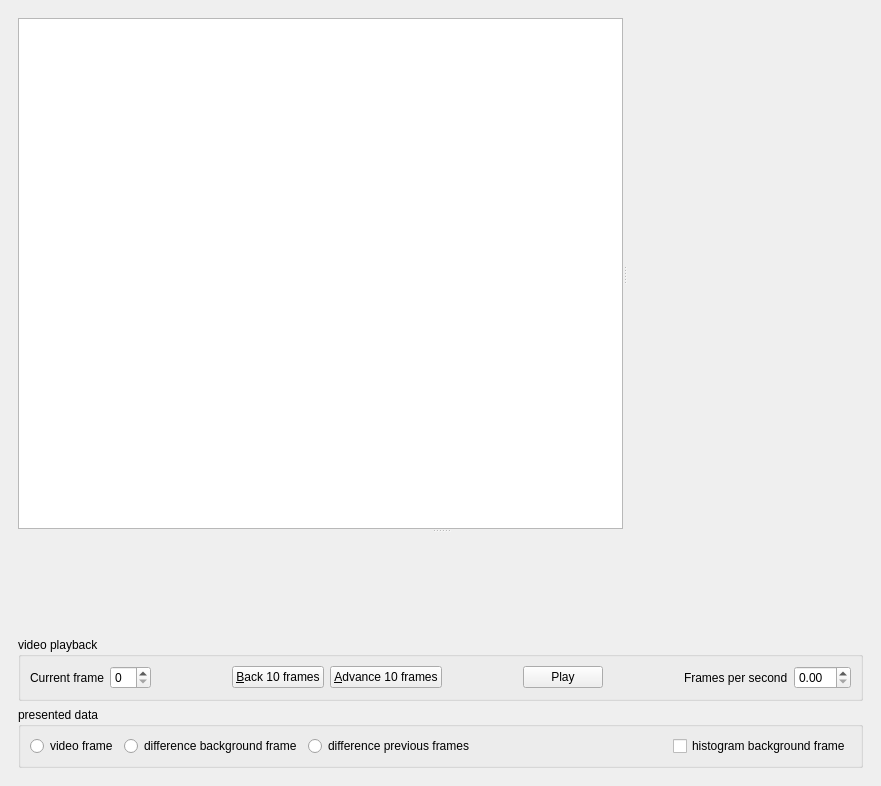
Before: the Qt Designer form video-analyser.ui in plsm/assisi-video-analyser, drawn with Qt 5.
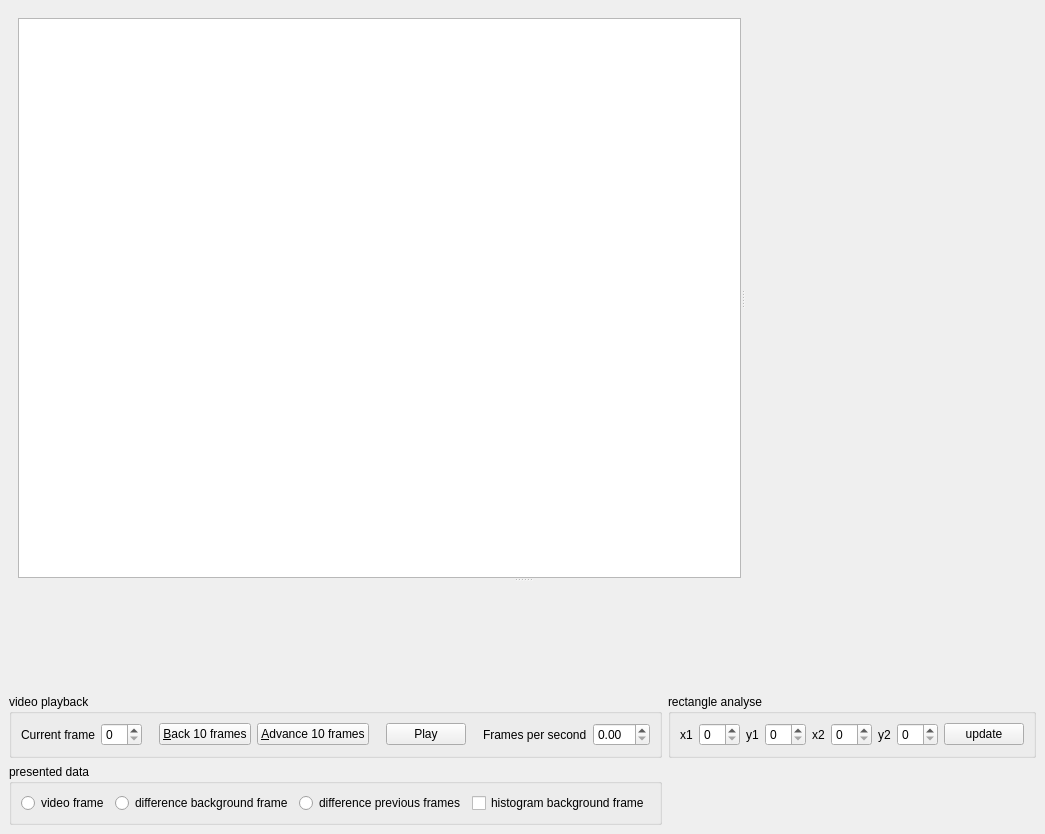
After: the same form once the commit is applied. Custom widgets are drawn as their Qt base class.

Commit message: Implemented module to process images: contains functions to compute histograms. Updated class Animate to display histograms of background, current frame, and selected rectangle. Added to the GUI widgest to specify a rectangle. Implemented a function in module main to setup the widgets.

The edit to the form file:
```diff
--- a/video-analyser.ui
+++ b/video-analyser.ui
@@ -6,8 +6,8 @@
    <rect>
     <x>0</x>
     <y>0</y>
-    <width>881</width>
-    <height>786</height>
+    <width>906</width>
+    <height>834</height>
    </rect>
   </property>
   <property name="windowTitle">
@@ -56,8 +56,86 @@
         <verstretch>0</verstretch>
        </sizepolicy>
       </property>
-      <layout class="QVBoxLayout" name="verticalLayout">
-       <item>
+      <layout class="QGridLayout" name="gridLayout">
+       <property name="leftMargin">
+        <number>0</number>
+       </property>
+       <property name="rightMargin">
+        <number>0</number>
+       </property>
+       <property name="bottomMargin">
+        <number>0</number>
+       </property>
+       <item row="1" column="0">
+        <widget class="QGroupBox" name="groupBox_2">
+         <property name="sizePolicy">
+          <sizepolicy hsizetype="Preferred" vsizetype="Minimum">
+           <horstretch>0</horstretch>
+           <verstretch>0</verstretch>
+          </sizepolicy>
+         </property>
+         <property name="title">
+          <string>presented data</string>
+         </property>
+         <layout class="QHBoxLayout" name="horizontalLayout_2">
+          <item>
+           <widget class="QRadioButton" name="showVideoFrameRadioButton">
+            <property name="text">
+             <string>video frame</string>
+            </property>
+           </widget>
+          </item>
+          <item>
+           <widget class="QRadioButton" name="showDiffBackgroundRadioButton">
+            <property name="text">
+             <string>difference background frame</string>
+            </property>
+           </widget>
+          </item>
+          <item>
+           <widget class="QRadioButton" name="showDiffPreviousRadioButton">
+            <property name="text">
+             <string>difference previous frames</string>
+            </property>
+           </widget>
+          </item>
+          <item>
+           <spacer name="horizontalSpacer_4">
+            <property name="orientation">
+             <enum>Qt::Horizontal</enum>
+            </property>
+            <property name="sizeHint" stdset="0">
+             <size>
+              <width>99</width>
+              <height>20</height>
+             </size>
+            </property>
+           </spacer>
+          </item>
+          <item>
+           <widget class="QCheckBox" name="histogramBackroundCheckBox">
+            <property name="text">
+             <string>histogram background frame</string>
+            </property>
+           </widget>
+          </item>
+          <item>
+           <spacer name="horizontalSpacer_5">
+            <property name="orientation">
+             <enum>Qt::Horizontal</enum>
+            </property>
+            <property name="sizeHint" stdset="0">
+             <size>
+              <width>40</width>
+              <height>20</height>
+             </size>
+            </property>
+           </spacer>
+          </item>
+         </layout>
+        </widget>
+       </item>
+       <item row="0" column="0">
         <widget class="QGroupBox" name="groupBox">
          <property name="sizePolicy">
           <sizepolicy hsizetype="Preferred" vsizetype="Minimum">
@@ -69,6 +147,12 @@
           <string>video playback</string>
          </property>
          <layout class="QHBoxLayout" name="horizontalLayout">
+          <property name="spacing">
+           <number>6</number>
+          </property>
+          <property name="leftMargin">
+           <number>9</number>
+          </property>
           <item>
            <widget class="QLabel" name="label">
             <property name="text">
@@ -152,56 +236,56 @@
          </layout>
         </widget>
        </item>
-       <item>
-        <widget class="QGroupBox" name="groupBox_2">
-         <property name="sizePolicy">
-          <sizepolicy hsizetype="Preferred" vsizetype="Minimum">
-           <horstretch>0</horstretch>
-           <verstretch>0</verstretch>
-          </sizepolicy>
-         </property>
+       <item row="0" column="1">
+        <widget class="QGroupBox" name="groupBox_3">
          <property name="title">
-          <string>presented data</string>
+          <string>rectangle analyse</string>
          </property>
-         <layout class="QHBoxLayout" name="horizontalLayout_2">
+         <layout class="QHBoxLayout" name="horizontalLayout_4">
           <item>
-           <widget class="QRadioButton" name="showVideoFrameRadioButton">
+           <widget class="QLabel" name="label_4">
             <property name="text">
-             <string>video frame</string>
+             <string>x1</string>
             </property>
            </widget>
           </item>
           <item>
-           <widget class="QRadioButton" name="showDiffBackgroundRadioButton">
+           <widget class="QSpinBox" name="x1SpinBox"/>
+          </item>
+          <item>
+           <widget class="QLabel" name="label_3">
             <property name="text">
-             <string>difference background frame</string>
+             <string>y1</string>
             </property>
            </widget>
           </item>
           <item>
-           <widget class="QRadioButton" name="showDiffPreviousRadioButton">
+           <widget class="QSpinBox" name="y1SpinBox"/>
+          </item>
+          <item>
+           <widget class="QLabel" name="label_5">
             <property name="text">
-             <string>difference previous frames</string>
+             <string>x2</string>
             </property>
            </widget>
           </item>
           <item>
-           <spacer name="horizontalSpacer_4">
-            <property name="orientation">
-             <enum>Qt::Horizontal</enum>
+           <widget class="QSpinBox" name="x2SpinBox"/>
+          </item>
+          <item>
+           <widget class="QLabel" name="label_6">
+            <property name="text">
+             <string>y2</string>
             </property>
-            <property name="sizeHint" stdset="0">
-             <size>
-              <width>99</width>
-              <height>20</height>
-             </size>
-            </property>
-           </spacer>
+           </widget>
           </item>
           <item>
-           <widget class="QCheckBox" name="histogramBackroundCheckBox">
+           <widget class="QSpinBox" name="y2SpinBox"/>
+          </item>
+          <item>
+           <widget class="QPushButton" name="updateRectPushButton">
             <property name="text">
-             <string>histogram background frame</string>
+             <string>update</string>
             </property>
            </widget>
           </item>
```
Left out of the diff: 2 changed lines with no effect on the pictures. The commit also changes 5 other files.
